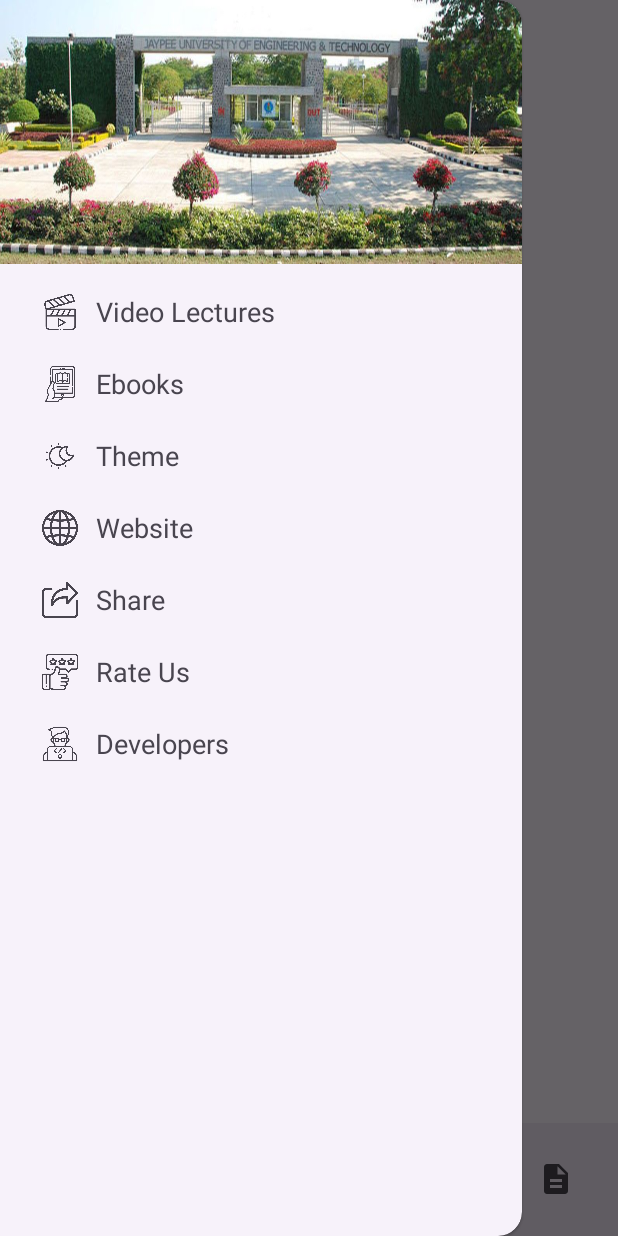
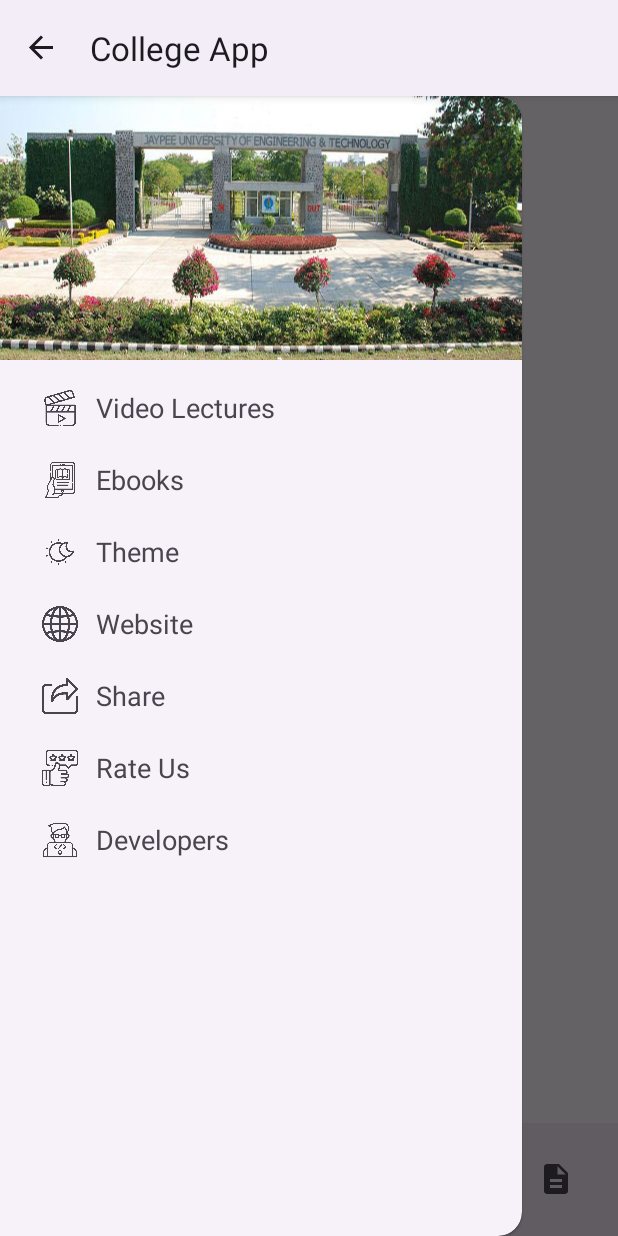
Before and after one commit to TheScriptRailoth/College-App, an Android app: the screen it shows after launch (MainActivity), with the side drawer open, on a phone screen of 412 x 824 dp. Run offline under Robolectric (Android 15) with nearby library versions, the phone set to English and light mode, and no system bars; our stand-ins replace navigation-ui.

Commit message:
College App: Debugged The Drawer
Signed-off-by: TheScriptRailoth <am3718440@gmail.com>

```diff
--- a/app/build.gradle
+++ b/app/build.gradle
@@ -29,7 +29,7 @@ android {
 }
 
 dependencies {
-
+    implementation 'androidx.appcompat:appcompat:1.4.0'
     implementation 'androidx.appcompat:appcompat:1.6.1'
     implementation 'com.google.android.material:material:1.5.0'
     implementation 'androidx.constraintlayout:constraintlayout:2.1.4'
--- a/app/src/main/java/com/notebook/collegeapp/MainActivity.java
+++ b/app/src/main/java/com/notebook/collegeapp/MainActivity.java
@@ -1,6 +1,7 @@
 package com.notebook.collegeapp;
 
 import androidx.annotation.NonNull;
+import androidx.appcompat.app.ActionBar;
 import androidx.appcompat.app.ActionBarDrawerToggle;
 import androidx.appcompat.app.AppCompatActivity;
 import androidx.drawerlayout.widget.DrawerLayout;
@@ -8,7 +9,6 @@ import androidx.navigation.NavController;
 import androidx.navigation.Navigation;
 import androidx.navigation.ui.NavigationUI;
 
-import android.app.ActionBar;
 import android.os.Bundle;
 import android.view.MenuItem;
 import android.widget.Toast;
@@ -41,10 +41,15 @@ public class MainActivity extends AppCompatActivity implements NavigationView.On
         drawerLayout.addDrawerListener(toggle);
         toggle.syncState();
 
-        Objects.requireNonNull(getSupportActionBar()).setDisplayHomeAsUpEnabled(true);
-        navigationView.setNavigationItemSelectedListener(this);
+       //Objects.requireNonNull(getSupportActionBar()).setDisplayHomeAsUpEnabled(true);
+        ActionBar actionBar;
+        actionBar = getSupportActionBar();
+        if (actionBar != null) {
+            actionBar.setDisplayHomeAsUpEnabled(true);
+        }
 
 
+        navigationView.setNavigationItemSelectedListener(this);
         NavigationUI.setupWithNavController(bottomNavigationView,navController);
     }
 
--- a/app/src/main/res/values-night/themes.xml
+++ b/app/src/main/res/values-night/themes.xml
@@ -1,6 +1,6 @@
 <resources xmlns:tools="http://schemas.android.com/tools">
     <!-- Base application theme. -->
-    <style name="Base.Theme.CollegeApp" parent="Theme.Material3.DayNight.NoActionBar">
+    <style name="Base.Theme.CollegeApp" parent="Theme.Material3.DayNight">
         <!-- Customize your dark theme here. -->
         <!-- <item name="colorPrimary">@color/my_dark_primary</item> -->
     </style>
--- a/app/src/main/res/values/themes.xml
+++ b/app/src/main/res/values/themes.xml
@@ -1,6 +1,6 @@
 <resources xmlns:tools="http://schemas.android.com/tools">
     <!-- Base application theme. -->
-    <style name="Base.Theme.CollegeApp" parent="Theme.Material3.DayNight.NoActionBar">
+    <style name="Base.Theme.CollegeApp" parent="Theme.Material3.DayNight">
         <!-- Customize your light theme here. -->
         <!-- <item name="colorPrimary">@color/my_light_primary</item> -->
     </style>
```
